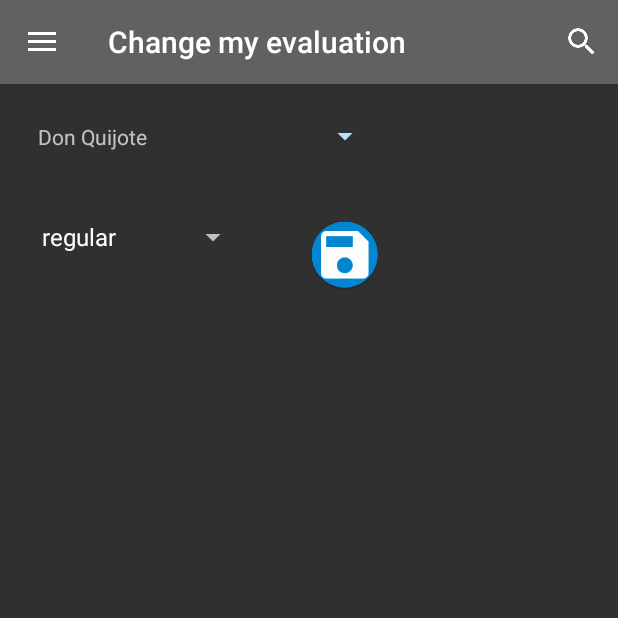
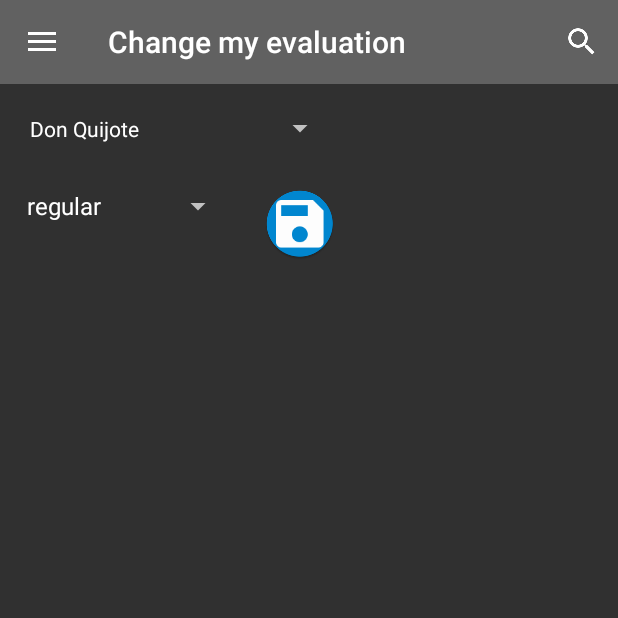
Before and after one commit to andreuconesasimo/MyBookDatabase, an Android app: the screen it shows after launch (MainActivity), in the side drawer, after a tap on "Change my evaluation", on a phone screen of 412 x 824 dp, the top half of it. Run offline under Robolectric (Android 15) with nearby library versions, the phone set to English and light mode, and no system bars.

Commit message:
canvis en disseny dels llibres d'un autor i l'edicio de la valoracio personal

```diff
--- a/app/src/main/java/com/example/pr_idi/mydatabaseexample/ExpandableListAdapter.java
+++ b/app/src/main/java/com/example/pr_idi/mydatabaseexample/ExpandableListAdapter.java
@@ -90,7 +90,6 @@ public class ExpandableListAdapter extends BaseExpandableListAdapter {
 
         TextView lblListHeader = (TextView) convertView
                 .findViewById(R.id.lblListHeader);
-        lblListHeader.setTypeface(null, Typeface.BOLD);
         lblListHeader.setTextColor(Color.WHITE);
         lblListHeader.setText(headerTitle);
 
--- a/app/src/main/java/com/example/pr_idi/mydatabaseexample/SpinnerAdapter.java
+++ b/app/src/main/java/com/example/pr_idi/mydatabaseexample/SpinnerAdapter.java
@@ -2,6 +2,7 @@ package com.example.pr_idi.mydatabaseexample;
 
 import android.app.Activity;
 import android.content.Context;
+import android.graphics.Color;
 import android.view.LayoutInflater;
 import android.view.View;
 import android.view.ViewGroup;
@@ -39,6 +40,7 @@ public class SpinnerAdapter extends ArrayAdapter {
         Book b = bookList.get(position);
         TextView tv = (TextView) convertView.findViewById(R.id.spinner_item_text);
         tv.setText(b.getTitle());
+        tv.setTextColor(Color.WHITE);
         convertView.setId((int) b.getId());
         return convertView;
     }
@@ -53,6 +55,7 @@ public class SpinnerAdapter extends ArrayAdapter {
         Book b = bookList.get(position);
         TextView tv = (TextView) convertView.findViewById(R.id.spinner_item_text);
         tv.setText(b.getTitle());
+        tv.setTextColor(Color.WHITE);
         convertView.setId((int) b.getId());
         return convertView;
     }
--- a/app/src/main/res/layout/change_evaluation_view.xml
+++ b/app/src/main/res/layout/change_evaluation_view.xml
@@ -12,8 +12,7 @@
         android:layout_width="wrap_content"
         android:layout_height="wrap_content"
         android:prompt="@string/spinner_title"
-        android:layout_margin="20dp"
-        android:backgroundTint="#BBDEFB"
+        android:layout_margin="10dp"
         android:layout_span="2">
     </Spinner>
         </TableRow>
@@ -23,7 +22,7 @@
         android:id="@+id/valoracio"
         android:layout_width="wrap_content"
         android:layout_height="wrap_content"
-        android:layout_margin="20dp"
+        android:layout_margin="10dp"
         >
     </Spinner>
 
@@ -34,7 +33,7 @@
         android:src="@drawable/ic_save_blue_24dp"
         android:onClick="onClick"
         android:background="@null"
-        android:layout_margin="20dp"
+        android:layout_margin="10dp"
         />
         </TableRow>
     </TableLayout>
--- a/app/src/main/res/layout/expandable_list_item.xml
+++ b/app/src/main/res/layout/expandable_list_item.xml
@@ -1,14 +1,13 @@
 <?xml version="1.0" encoding="utf-8"?>
 <LinearLayout xmlns:android="http://schemas.android.com/apk/res/android"
     android:layout_width="match_parent"
-    android:layout_height="55dip"
+    android:layout_height="wrap_content"
     android:orientation="vertical" >
 
     <TextView
         android:id="@+id/lblListItem"
         android:layout_width="fill_parent"
         android:layout_height="wrap_content"
-        android:textSize="17dip"
         android:paddingTop="5dp"
         android:paddingBottom="5dp"
         android:paddingLeft="?android:attr/expandableListPreferredChildPaddingLeft" />
--- a/app/src/main/res/layout/expandable_list_view.xml
+++ b/app/src/main/res/layout/expandable_list_view.xml
@@ -8,7 +8,7 @@
         android:layout_width="wrap_content"
         android:layout_height="wrap_content"
         android:layout_alignParentTop="false"
-        android:layout_marginTop="80dp">
+        android:layout_marginTop="60dp">
 
     </ExpandableListView>
 
--- a/app/src/main/res/layout/spinner_row_item.xml
+++ b/app/src/main/res/layout/spinner_row_item.xml
@@ -7,6 +7,6 @@
         android:id="@+id/spinner_item_text"
         android:layout_width="wrap_content"
         android:layout_height="wrap_content"
-        android:layout_margin="5dp"/>
+        android:layout_margin="10dp"/>
 
 </LinearLayout>
```
Also changed, not shown: app/src/main/res/layout/books_author_view.xml (+2 -7 lines), 2 other files.
